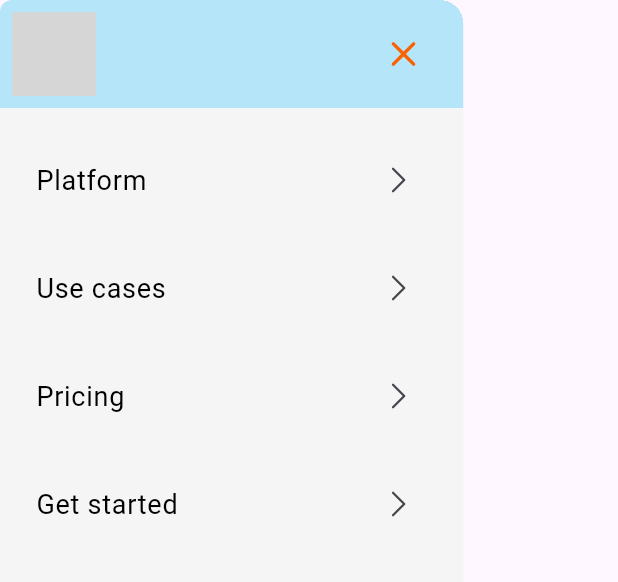
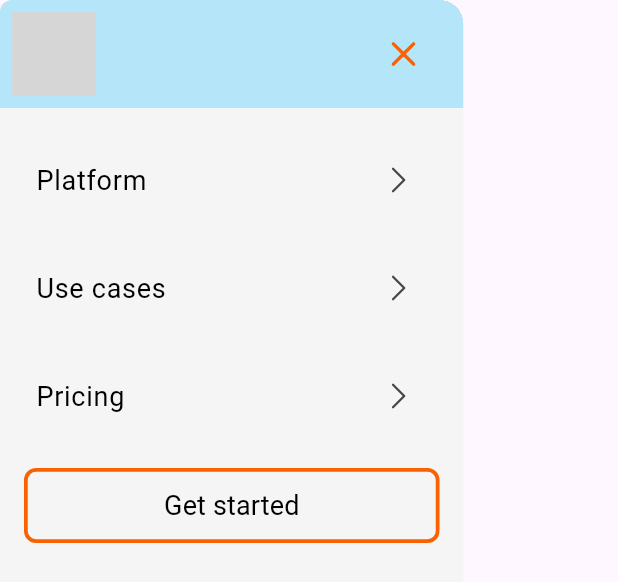
Before and after one commit to abewleytaylor/vaco-website, a Flutter app: the MobileViewDrawer widget shown alone on an empty page, opened directly, on a phone screen of 412 x 824 dp. Shown: the top 582 px of the screen. Run offline on Flutter 3.47's test engine with Material 3 defaults, Android fonts, the light colour scheme and no system bars; our stand-ins replace google_fonts, phosphor_flutter; network calls fail; grey boxes are pictures that could not be loaded.

Commit message:
Change mobile nav draw get started button to outlined button

```diff
--- a/lib/widgets/mobile_view_drawer.dart
+++ b/lib/widgets/mobile_view_drawer.dart
@@ -30,9 +30,50 @@ class MobileViewDrawer extends StatelessWidget {
               MobileViewDrawerListItem(title: "Platform", destination: PlatformScreen()),
               MobileViewDrawerListItem(title: "Use cases", destination: UseCasesScreen()),
               MobileViewDrawerListItem(title: "Pricing", destination: PricingScreen()),
-              MobileViewDrawerListItem(title: "Get started", destination: ContactSalesScreen()),
+              //MobileViewDrawerListItem(title: "Investor information", destination: ContactSalesScreen()),
+              SizedBox(height: 12.0),
+              MobileViewDrawerGetStartedButton(),
             ],
           ),
+        ),
+      ),
+    );
+  }
+}
+
+class MobileViewDrawerGetStartedButton extends StatelessWidget {
+  const MobileViewDrawerGetStartedButton({super.key});
+
+  @override
+  Widget build(BuildContext context) {
+    return Padding(
+      padding: const EdgeInsets.symmetric(horizontal: 16.0),
+      child: OutlinedButton(
+        style: OutlinedButton.styleFrom(
+          side: BorderSide(width: 2.5, color: VacoColors.vacoOrange),
+          shape: RoundedRectangleBorder(
+            borderRadius: BorderRadius.circular(8.0),
+          ),
+        ),
+        onPressed: () => Navigator.pushReplacement(
+          context,
+          PageRouteBuilder(
+            pageBuilder: (context, animation1, animation2) => ContactSalesScreen(),
+            transitionDuration: Duration.zero,
+            reverseTransitionDuration: Duration.zero,
+          ),
+        ),
+        child: Row(
+          mainAxisAlignment: MainAxisAlignment.center,
+          children: [
+            Padding(
+              padding: const EdgeInsets.symmetric(vertical: 12.0),
+              child: Text(
+                "Get started",
+                style: VacoTextStyles.appBarAction,
+              ),
+            ),
+          ],
         ),
       ),
     );
```
